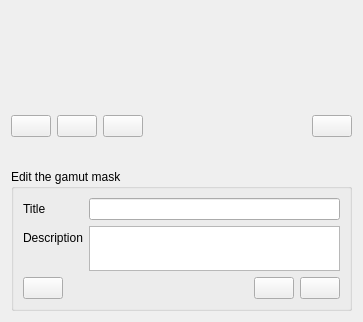
Before: the Qt Designer form plugins/dockers/gamutmask/forms/wdgGamutMaskChooser.ui in KDE/krita, drawn with Qt 5.
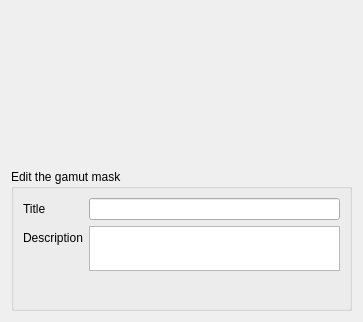
After: the same form once the commit is applied. Custom widgets are drawn as their Qt base class.

Commit message: Update various icon buttons to be flat

Patch:
```diff
--- a/plugins/dockers/gamutmask/forms/wdgGamutMaskChooser.ui
+++ b/plugins/dockers/gamutmask/forms/wdgGamutMaskChooser.ui
@@ -54,6 +54,9 @@
         <property name="text">
          <string/>
         </property>
+        <property name="flat">
+         <bool>true</bool>
+        </property>
        </widget>
       </item>
       <item>
@@ -64,6 +67,9 @@
         <property name="text">
          <string/>
         </property>
+        <property name="flat">
+         <bool>true</bool>
+        </property>
        </widget>
       </item>
       <item>
@@ -74,6 +80,9 @@
         <property name="text">
          <string/>
         </property>
+        <property name="flat">
+         <bool>true</bool>
+        </property>
        </widget>
       </item>
       <item>
@@ -97,6 +106,9 @@
         <property name="text">
          <string/>
         </property>
+        <property name="flat">
+         <bool>true</bool>
+        </property>
        </widget>
       </item>
      </layout>
@@ -180,6 +192,9 @@
           <property name="text">
            <string/>
           </property>
+          <property name="flat">
+           <bool>true</bool>
+          </property>
          </widget>
         </item>
         <item>
@@ -206,6 +221,9 @@
           <property name="text">
            <string/>
           </property>
+          <property name="flat">
+           <bool>true</bool>
+          </property>
          </widget>
         </item>
         <item>
@@ -216,6 +234,9 @@
           <property name="text">
            <string/>
           </property>
+          <property name="flat">
+           <bool>true</bool>
+          </property>
          </widget>
         </item>
        </layout>
```
Left out of the diff: 10 changed lines with no effect on the pictures. The commit also changes 24 other files.
